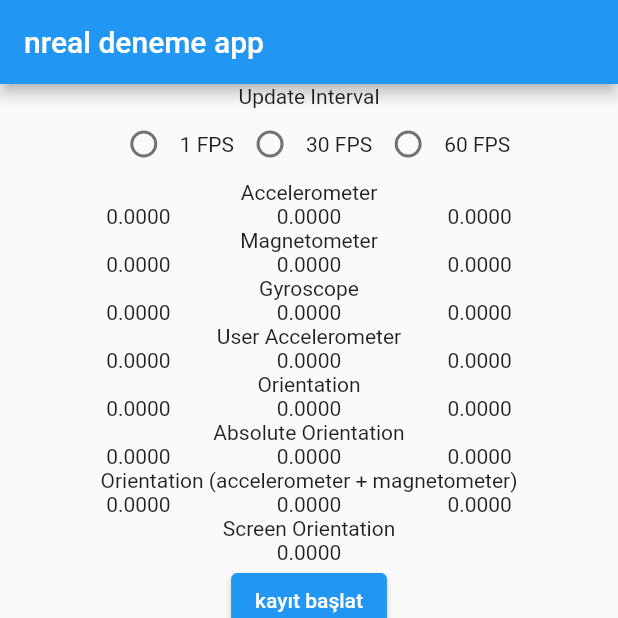
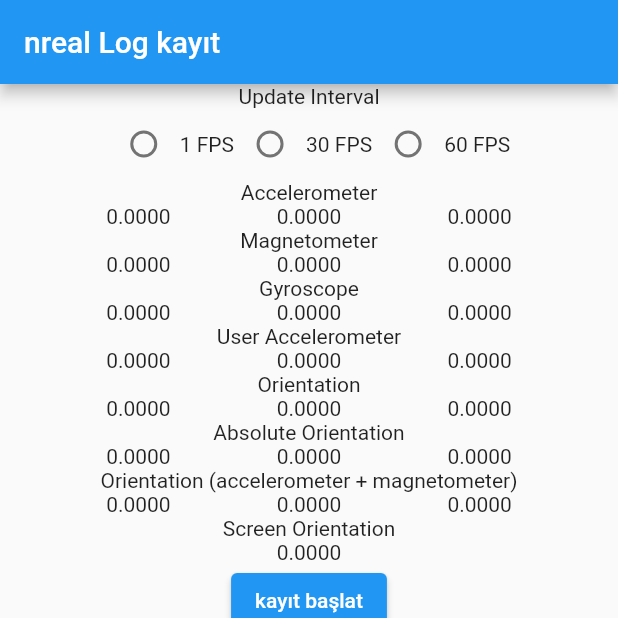
Before and after one commit to kemreakkas/nreal_deneme, a Flutter app: the screen it shows after launch, on a phone screen of 412 x 824 dp, the top half of it. Run offline on Flutter 3.47's test engine with Material 2 defaults, Android fonts, the light colour scheme and no system bars; our stand-ins replace csv, permission_handler; missing offline and left inert: motion_sensors; statements that could not run were skipped.

Commit message:
son teslim

```diff
--- a/lib/main.dart
+++ b/lib/main.dart
@@ -208,7 +208,7 @@
     return MaterialApp(
       home: Scaffold(
         appBar: AppBar(
-          title: const Text('nreal deneme app'),
+          title: const Text('nreal Log kayıt'),
         ),
         body: SingleChildScrollView(
           child: Column(
```
